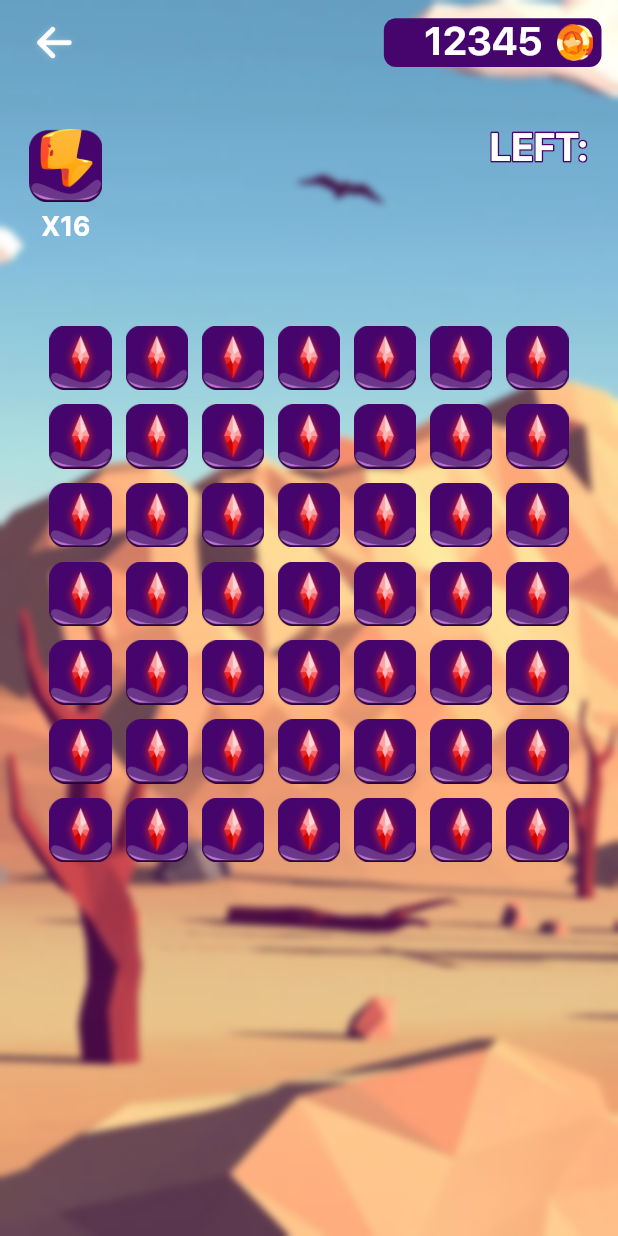
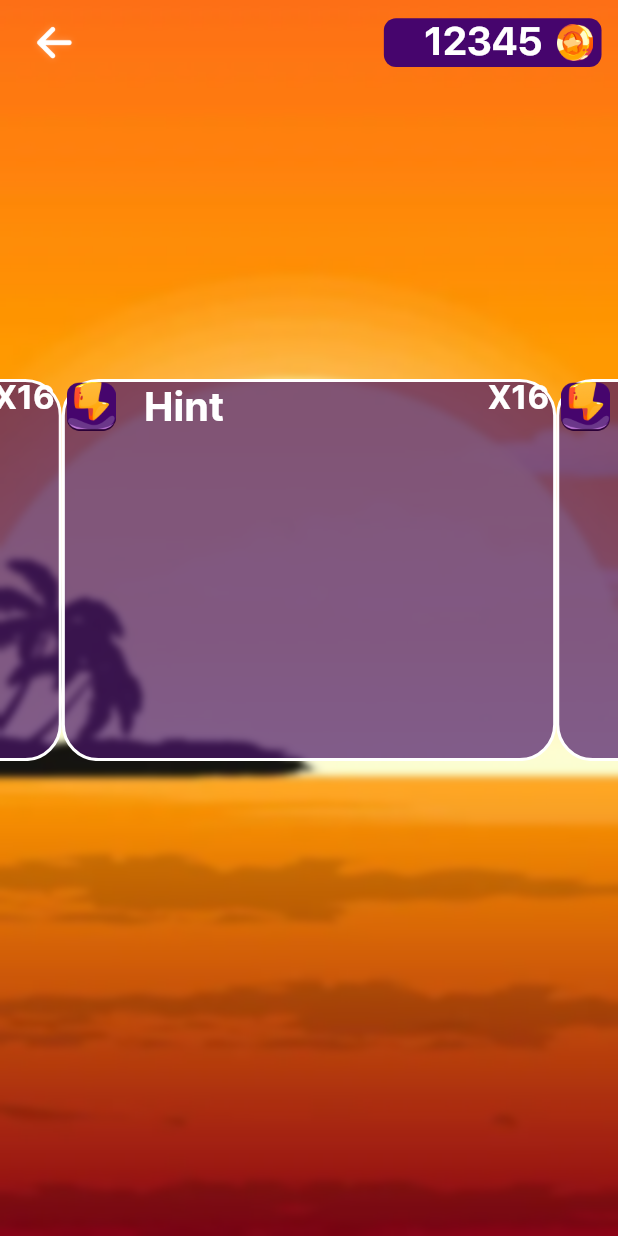
Before and after one commit to DianaTalantbekova/crystal-memories, a Flutter app: the screen it shows after launch, on a phone screen of 412 x 824 dp. Run offline on Flutter 3.47's test engine with Material 2 defaults, Android fonts, the phone set to English and light mode, and no system bars; drawn by our look-alikes of bordered_text, carousel_slider; our stand-ins replace flutter_screenutil, go_router; project files that could hold a hidden picture were left out.

Commit message:
carousel slider

```diff
--- a/lib/commons/text_style_helper.dart
+++ b/lib/commons/text_style_helper.dart
@@ -70,17 +70,17 @@ class TextStyleHelper {
 
   static TextStyle helper9 = TextStyle(
     fontFamily: 'Inter',
-    fontWeight: FontWeight.w600,
-    fontSize: 12.sp,
-    height: 15 / 12,
+    fontWeight: FontWeight.w700,
+    fontSize: 24.sp,
+    height: 29 / 24,
     color: ThemeHelper.white,
   );
 
   static TextStyle helper10 = TextStyle(
     fontFamily: 'Inter',
-    fontWeight: FontWeight.w500,
-    fontSize: 16.sp,
-    height: 20 / 16,
+    fontWeight: FontWeight.w700,
+    fontSize: 20.sp,
+    height: 20 / 20,
     color: ThemeHelper.white,
   );
 }
--- a/lib/main.dart
+++ b/lib/main.dart
@@ -1,6 +1,7 @@
 import 'dart:async';
 import 'package:crystal_memories/screens/game_screen.dart';
 import 'package:crystal_memories/screens/screens.dart';
+import 'package:crystal_memories/screens/shop_screen.dart';
 import 'package:flutter/material.dart';
 import 'package:flutter_screenutil/flutter_screenutil.dart';
 import 'package:go_router/go_router.dart';
@@ -28,14 +29,13 @@ class MyApp extends StatelessWidget {
       GoRoute(
         path: '/',
         builder: (BuildContext context, GoRouterState state) =>
-            const GameScreen(),
+            const ShopScreen(),
         routes: [
           GoRoute(
             path: 'level_screen',
             builder: (BuildContext context, GoRouterState state) =>
                 const LevelScreen(),
           ),
-
         ],
       ),
     ],
--- /dev/null
+++ b/lib/screens/shop_screen.dart
@@ -0,0 +1,93 @@
+import 'dart:ui';
+import 'package:carousel_slider/carousel_slider.dart';
+import 'package:crystal_memories/commons/text_style_helper.dart';
+import 'package:crystal_memories/commons/theme_helper.dart';
+import 'package:crystal_memories/widgets/app_bar_widget.dart';
+import 'package:crystal_memories/widgets/hint_button.dart';
+import 'package:flutter/material.dart';
+import 'package:flutter_screenutil/flutter_screenutil.dart';
+
+class ShopScreen extends StatelessWidget {
+  const ShopScreen({super.key});
+
+  @override
+  Widget build(BuildContext context) {
+    return Scaffold(
+      backgroundColor: ThemeHelper.white,
+      body: Stack(
+        children: [
+          Positioned.fill(
+            child: Image.asset(
+              'assets/png/background/bg_image.png',
+              fit: BoxFit.cover,
+            ),
+          ),
+          Positioned.fill(
+            child: BackdropFilter(
+              filter: ImageFilter.blur(
+                sigmaX: 2.5.r,
+                sigmaY: 2.5.r,
+              ),
+              child: Container(color: Colors.transparent),
+            ),
+          ),
+          SafeArea(
+            child: _buildBody(),
+          ),
+        ],
+      ),
+    );
+  }
+
+  Widget _buildBody() {
+    return Column(
+      children: [
+        Padding(
+          padding: EdgeInsets.only(
+            left: 16.w,
+            right: 10.w,
+          ),
+          child: SizedBox(
+            height: 56.h,
+            child: const AppBarWidget(),
+          ),
+        ),
+        SizedBox(height: 193.h),
+        CarouselSlider.builder(
+          options: CarouselOptions(height: 251.h),
+          itemCount: 5,
+          itemBuilder:
+              (BuildContext context, int itemIndex, int pageViewIndex) =>
+                  Container(
+            width: 327.w,
+            decoration: BoxDecoration(
+              color: ThemeHelper.purple.withOpacity(0.69),
+              borderRadius: BorderRadius.circular(24.r),
+              border: Border.all(
+                width: 2.r,
+                color: ThemeHelper.white,
+              ),
+            ),
+            child: Row(
+              crossAxisAlignment: CrossAxisAlignment.start,
+              children: [
+                SizedBox(
+                  width: 32.w,
+                  height: 32.h,
+                  child: Image.asset(
+                    'assets/png/icons/hint_icon.png',
+                    fit: BoxFit.contain,
+                  ),
+                ),
+                SizedBox(width: 16.w),
+                Text('Hint', style: TextStyleHelper.helper9),
+                SizedBox(width: 160.w),
+                Text('X16', style: TextStyleHelper.helper10),
+              ],
+            ),
+          ),
+        )
+      ],
+    );
+  }
+}
--- a/pubspec.yaml
+++ b/pubspec.yaml
@@ -42,6 +42,7 @@ dependencies:
   shared_preferences: ^2.0.15
   flutter_launcher_icons: ^0.10.0
   bordered_text: ^2.0.0
+  carousel_slider: ^4.1.1
 
 dev_dependencies:
   flutter_test:
```
Also changed, not shown: pubspec.lock.
